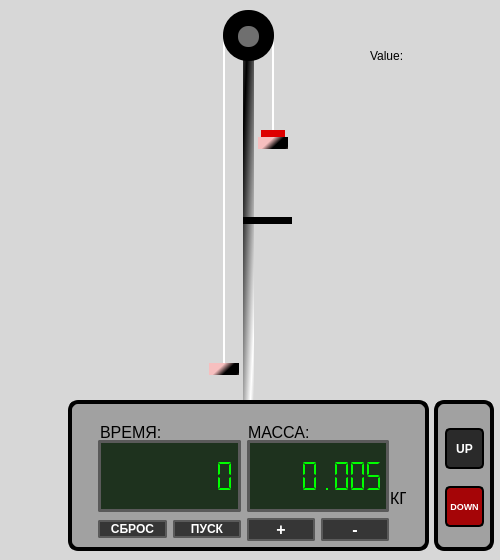
First picture: the form in mainwindow.ui, repository Codemaestro-Dmitry/Atwood_machine, before the edit.
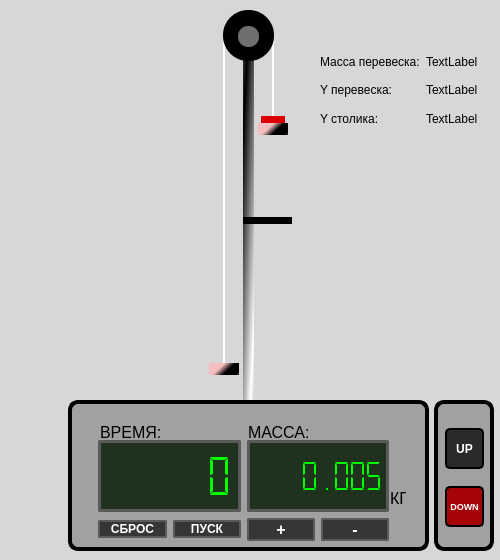
Second picture: the form after the edit.

```diff
--- a/mainwindow.ui
+++ b/mainwindow.ui
@@ -230,8 +230,11 @@
        <property name="midLineWidth">
         <number>0</number>
        </property>
+       <property name="smallDecimalPoint">
+        <bool>true</bool>
+       </property>
        <property name="digitCount">
-        <number>8</number>
+        <number>5</number>
        </property>
        <property name="mode">
         <enum>QLCDNumber::Mode::Dec</enum>
@@ -339,7 +342,7 @@
       <x>272</x>
       <y>38</y>
       <width>2</width>
-      <height>100</height>
+      <height>86</height>
      </rect>
     </property>
     <property name="text">
@@ -363,7 +366,7 @@
     <property name="geometry">
      <rect>
       <x>258</x>
-      <y>137</y>
+      <y>123</y>
       <width>30</width>
       <height>12</height>
      </rect>
@@ -389,7 +392,7 @@
     <property name="geometry">
      <rect>
       <x>261</x>
-      <y>130</y>
+      <y>116</y>
       <width>24</width>
       <height>7</height>
      </rect>
@@ -492,18 +495,59 @@
      <string/>
     </property>
    </widget>
-   <widget class="QLabel" name="valuehei">
+   <widget class="QWidget" name="gridLayoutWidget_2">
     <property name="geometry">
      <rect>
-      <x>370</x>
+      <x>320</x>
       <y>50</y>
-      <width>37</width>
-      <height>12</height>
+      <width>160</width>
+      <height>80</height>
      </rect>
     </property>
-    <property name="text">
-     <string>Value:</string>
-    </property>
+    <layout class="QGridLayout" name="gridLayout_2">
+     <item row="1" column="0">
+      <widget class="QLabel" name="label">
+       <property name="text">
+        <string>Y перевеска:</string>
+       </property>
+      </widget>
+     </item>
+     <item row="0" column="0">
+      <widget class="QLabel" name="valuehei">
+       <property name="text">
+        <string>Масса перевеска:</string>
+       </property>
+      </widget>
+     </item>
+     <item row="2" column="0">
+      <widget class="QLabel" name="label_2">
+       <property name="text">
+        <string>Y столика: </string>
+       </property>
+      </widget>
+     </item>
+     <item row="0" column="1">
+      <widget class="QLabel" name="label_mass_pereves">
+       <property name="text">
+        <string>TextLabel</string>
+       </property>
+      </widget>
+     </item>
+     <item row="1" column="1">
+      <widget class="QLabel" name="label_y_pereves">
+       <property name="text">
+        <string>TextLabel</string>
+       </property>
+      </widget>
+     </item>
+     <item row="2" column="1">
+      <widget class="QLabel" name="label_y_platform">
+       <property name="text">
+        <string>TextLabel</string>
+       </property>
+      </widget>
+     </item>
+    </layout>
    </widget>
    <zorder>bich_1_label</zorder>
    <zorder>bich_2_label</zorder>
```
Left out of the diff: 2 changed lines with no effect on the pictures.
